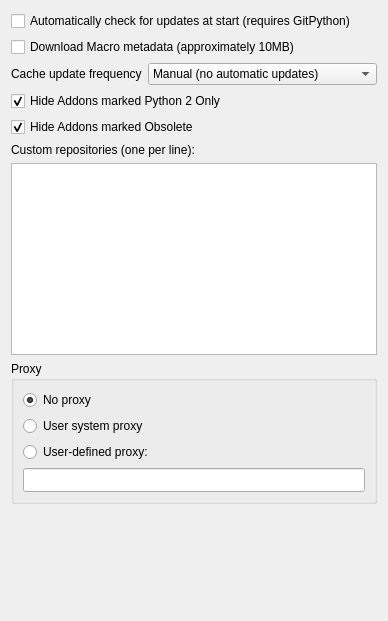
Above: AddonManagerOptions.ui from chennes/AddonManager before the change. Below: the same form after it.
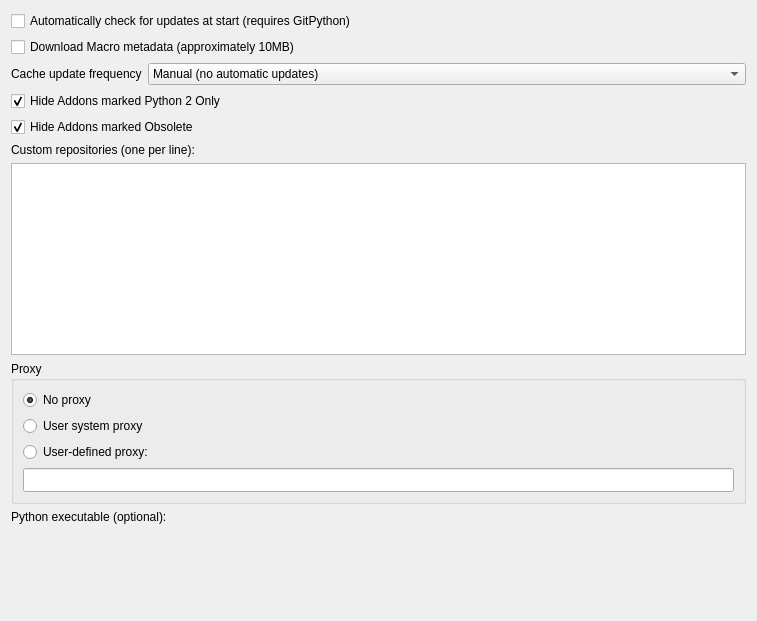
That is the form after the change. Custom widgets are drawn as their Qt base class.

Commit message: Addon manager: install dependencies (#5376)

```diff
--- a/AddonManagerOptions.ui
+++ b/AddonManagerOptions.ui
@@ -6,7 +6,7 @@
    <rect>
     <x>0</x>
     <y>0</y>
-    <width>388</width>
+    <width>757</width>
     <height>621</height>
    </rect>
   </property>
@@ -232,6 +232,42 @@
      </layout>
     </widget>
    </item>
+   <item>
+    <layout class="QHBoxLayout" name="horizontalLayout_2">
+     <item>
+      <widget class="QLabel" name="fclabel">
+       <property name="text">
+        <string>Python executable (optional):</string>
+       </property>
+      </widget>
+     </item>
+     <item>
+      <widget class="Gui::PrefFileChooser" name="gui::preffilechooser" native="true">
+       <property name="sizePolicy">
+        <sizepolicy hsizetype="Expanding" vsizetype="Preferred">
+         <horstretch>0</horstretch>
+         <verstretch>0</verstretch>
+        </sizepolicy>
+       </property>
+       <property name="minimumSize">
+        <size>
+         <width>300</width>
+         <height>0</height>
+        </size>
+       </property>
+       <property name="toolTip">
+        <string>The path to the Python executable for package installation with pip. Autodetected if needed and not specified.</string>
+       </property>
+       <property name="prefEntry" stdset="0">
+        <cstring>PythonExecutableForPip</cstring>
+       </property>
+       <property name="prefPath" stdset="0">
+        <cstring>Addons</cstring>
+       </property>
+      </widget>
+     </item>
+    </layout>
+   </item>
    <item>
     <spacer name="verticalSpacer">
      <property name="orientation">
@@ -273,6 +309,11 @@
    <extends>QLineEdit</extends>
    <header>Gui/PrefWidgets.h</header>
   </customwidget>
+  <customwidget>
+   <class>Gui::PrefFileChooser</class>
+   <extends>QWidget</extends>
+   <header>Gui/PrefWidgets.h</header>
+  </customwidget>
  </customwidgets>
  <resources/>
  <connections/>
```
The commit also changes 8 other files.
